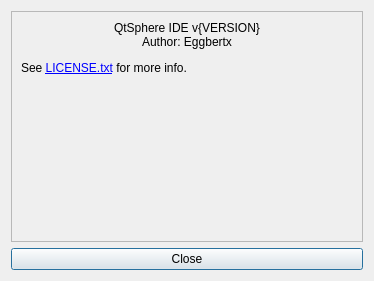
Above: src/aboutdialog.ui from Eggbertx/QtSphere-IDE before the change. Below: the same form after it.
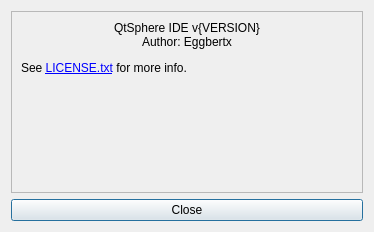
That is the form after the change. Icons and pictures are not drawn.

```diff
--- a/src/aboutdialog.ui
+++ b/src/aboutdialog.ui
@@ -10,12 +10,30 @@
     <x>0</x>
     <y>0</y>
     <width>374</width>
-    <height>281</height>
+    <height>232</height>
    </rect>
   </property>
+  <property name="minimumSize">
+   <size>
+    <width>374</width>
+    <height>232</height>
+   </size>
+  </property>
+  <property name="maximumSize">
+   <size>
+    <width>374</width>
+    <height>232</height>
+   </size>
+  </property>
   <property name="windowTitle">
    <string>About QtSphere IDE</string>
   </property>
+  <property name="sizeGripEnabled">
+   <bool>false</bool>
+  </property>
+  <property name="modal">
+   <bool>true</bool>
+  </property>
   <layout class="QVBoxLayout" name="verticalLayout_2">
    <item>
     <layout class="QVBoxLayout" name="verticalLayout">
```
Left out of the diff: 3 changed lines with no effect on the pictures.
